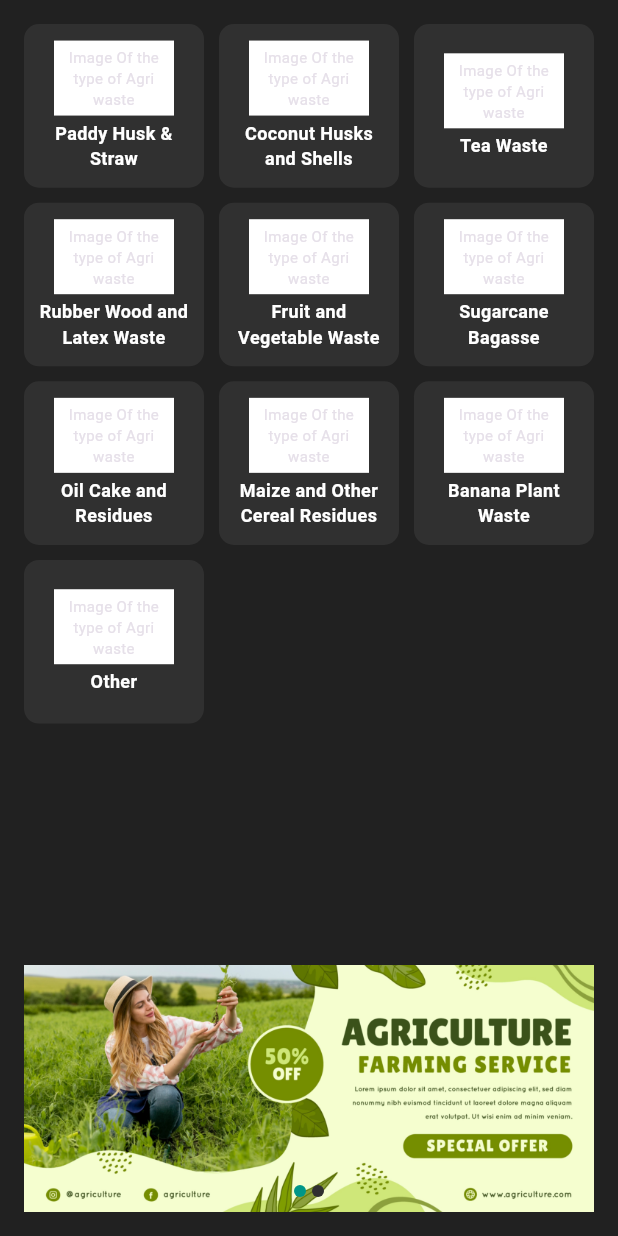
After one commit to Joshuarupasinghe/bio_boost, a Flutter app: the CompanyHomePage screen opened directly, on a phone screen of 412 x 824 dp. The commit adds this screen. Run offline on Flutter 3.47's test engine with Material 3 defaults, Android fonts, the phone set to English and light mode, and no system bars; our stand-ins replace cloud_firestore, firebase_auth, firebase_core, fluttertoast, image_picker; accounts and stored records are empty.

Commit message:
added-company home page

```diff
--- /dev/null
+++ b/lib/screens/home_company.dart
@@ -0,0 +1,198 @@
+import 'dart:async';
+import 'package:flutter/material.dart';
+
+class CompanyHomePage extends StatefulWidget {
+  const CompanyHomePage({super.key});
+
+  @override
+  _CompanyHomePageState createState() => _CompanyHomePageState();
+}
+
+class _CompanyHomePageState extends State<CompanyHomePage> {
+  final List<String> imagePaths = ["images/add01.jpg", "images/add02.jpg"];
+
+  final List<Map<String, String>> categories = [
+    {'title': 'Paddy Husk & Straw'},
+    {'title': 'Coconut Husks and Shells'},
+    {'title': 'Tea Waste'},
+    {'title': 'Rubber Wood and Latex Waste'},
+    {'title': 'Fruit and Vegetable Waste'},
+    {'title': 'Sugarcane Bagasse'},
+    {'title': 'Oil Cake and Residues'},
+    {'title': 'Maize and Other Cereal Residues'},
+    {'title': 'Banana Plant Waste'},
+    {'title': 'Other'},
+  ];
+
+  late List<Widget> _pages;
+
+  int _activePage = 0;
+
+  final PageController _pageController = PageController(initialPage: 0);
+
+  Timer? _timer;
+
+  void startTimer() {
+    _timer = Timer.periodic(Duration(seconds: 6), (timer) {
+      if (_pageController.page == imagePaths.length - 1) {
+        _pageController.animateToPage(
+          0,
+          duration: Duration(milliseconds: 500),
+          curve: Curves.easeInOut,
+        );
+      } else {
+        _pageController.nextPage(
+          duration: Duration(milliseconds: 500),
+          curve: Curves.easeInOut,
+        );
+      }
+    });
+  }
+
+  @override
+  void initState() {
+    super.initState();
+    _pages = List.generate(
+      imagePaths.length,
+      (index) => ImagePlaceholder(imagePath: imagePaths[index]),
+    );
+    startTimer();
+  }
+
+  @override
+  void dispose() {
+    super.dispose();
+    _timer?.cancel();
+  }
+
+  @override
+  Widget build(BuildContext context) {
+    return Scaffold(
+      body: Padding(
+        padding: const EdgeInsets.all(16.0),
+        child: Column(
+          children: [
+            Expanded(
+              child: GridView.builder(
+                physics:
+                    const NeverScrollableScrollPhysics(), // Disable scrolling
+                gridDelegate: const SliverGridDelegateWithFixedCrossAxisCount(
+                  crossAxisCount: 3,
+                  crossAxisSpacing: 10,
+                  mainAxisSpacing: 10,
+                  childAspectRatio: 1.1,
+                ),
+                itemCount: categories.length,
+                itemBuilder: (context, index) {
+                  return Container(
+                    padding: const EdgeInsets.all(8.0),
+                    decoration: BoxDecoration(
+                      color: Colors.grey[850],
+                      borderRadius: BorderRadius.circular(10),
+                    ),
+                    child: Column(
+                      mainAxisAlignment: MainAxisAlignment.center,
+                      children: [
+                        Container(
+                          height: 50,
+                          width: 80,
+                          color: Colors.white,
+                          child: const Center(
+                            child: Text(
+                              'Image Of the type of Agri waste',
+                              textAlign: TextAlign.center,
+                              style: TextStyle(fontSize: 10),
+                            ),
+                          ),
+                        ),
+                        const SizedBox(height: 3),
+                        Text(
+                          categories[index]['title']!,
+                          textAlign: TextAlign.center,
+                          style: const TextStyle(
+                            color: Colors.white,
+                            fontSize: 12,
+                            fontWeight: FontWeight.bold,
+                          ),
+                        ),
+                      ],
+                    ),
+                  );
+                },
+              ),
+            ),
+            Column(
+              children: [
+                Stack(
+                  children: [
+                    SizedBox(
+                      width: double.infinity,
+                      height: MediaQuery.of(context).size.height / 5,
+                      child: PageView.builder(
+                        controller: _pageController,
+                        itemCount: imagePaths.length,
+                        onPageChanged: (value) {
+                          setState(() {
+                            _activePage = value;
+                          });
+                        },
+                        itemBuilder: (context, index) {
+                          return _pages[index];
+                        },
+                      ),
+                    ),
+                    Positioned(
+                      bottom: 10,
+                      left: 0,
+                      right: 0,
+                      child: Container(
+                        color: Colors.transparent,
+                        child: Row(
+                          mainAxisAlignment: MainAxisAlignment.center,
+                          children: List<Widget>.generate(
+                            _pages.length,
+                            (index) => Padding(
+                              padding: const EdgeInsets.symmetric(
+                                horizontal: 2,
+                              ),
+                              child: InkWell(
+                                onTap: () {
+                                  _pageController.animateToPage(
+                                    index,
+                                    duration: Duration(milliseconds: 300),
+                                    curve: Curves.easeIn,
+                                  );
+                                },
+                                child: CircleAvatar(
+                                  radius: 4,
+                                  backgroundColor:
+                                      _activePage == index
+                                          ? Colors.teal
+                                          : Colors.grey[850],
+                                ),
+                              ),
+                            ),
+                          ),
+                        ),
+                      ),
+                    ),
+                  ],
+                ),
+              ],
+            ),
+          ],
+        ),
+      ),
+    );
+  }
+}
+
+class ImagePlaceholder extends StatelessWidget {
+  final String imagePath;
+  const ImagePlaceholder({super.key, required this.imagePath});
+
+  @override
+  Widget build(BuildContext context) {
+    return Image.asset(imagePath, fit: BoxFit.cover);
+  }
+}
--- a/lib/screens/wishlist.dart
+++ b/lib/screens/wishlist.dart
@@ -101,7 +101,6 @@ class WishlistPage extends StatelessWidget {
                         Container(
                           padding: const EdgeInsets.all(8),
                           decoration: BoxDecoration(
-                            color: Colors.teal,
                             borderRadius: BorderRadius.circular(8),
                           ),
                           child: const Icon(Icons.call, color: Colors.white),
@@ -111,10 +110,9 @@ class WishlistPage extends StatelessWidget {
                         Container(
                           padding: const EdgeInsets.all(8),
                           decoration: BoxDecoration(
-                            color: Colors.red,
                             borderRadius: BorderRadius.circular(8),
                           ),
-                          child: const Icon(Icons.delete, color: Colors.white),
+                          child: const Icon(Icons.delete, color: Colors.red),
                         ),
                       ],
                     ),
```
Also changed, not shown: images/add01.jpg (added), images/add02.jpg (added).
